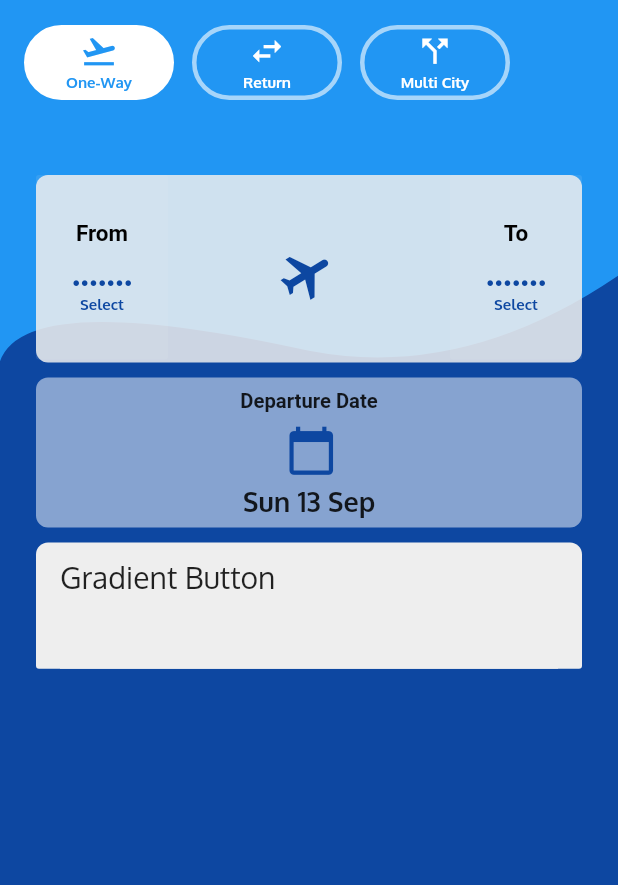
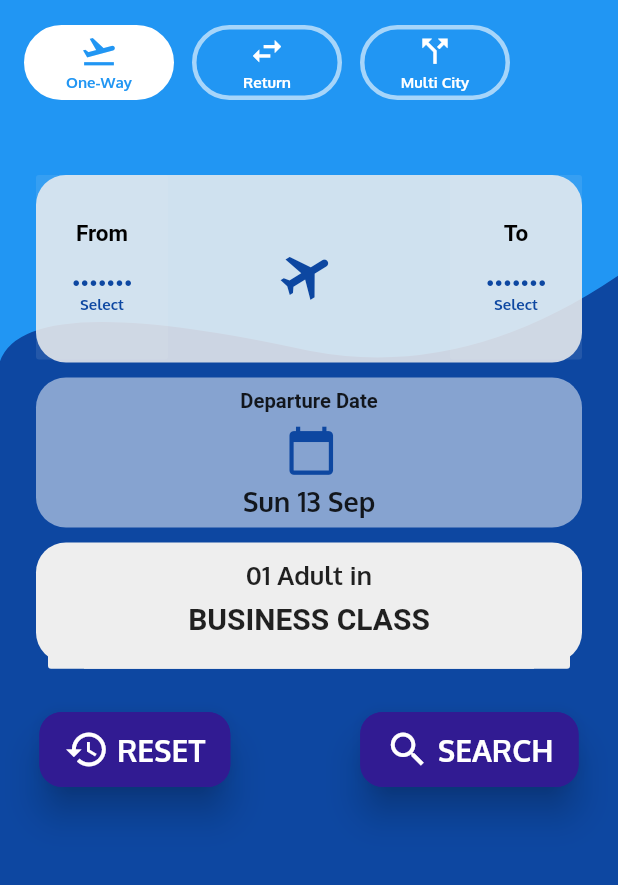
Before and after one commit to DInuwan97/Airline_test_widgets, a Flutter app: the FlightSearch screen opened directly, on a phone screen of 412 x 824 dp, the part 59-944 px from its top. Run offline on Flutter 3.47's test engine with Material 2 defaults, Android fonts, the phone set to English and light mode, and no system bars; our stand-ins replace date_format, device_preview, dio; missing offline and left inert: fancy_alert_dialog, flutter_rounded_date_picker, select_dialog; Roboto replaces fonts that are missing (Arial).

Commit message:
Booking part completed

```diff
--- a/lib/screens/Search_Flight/search_flight.dart
+++ b/lib/screens/Search_Flight/search_flight.dart
@@ -157,11 +157,36 @@ final TextStyle whiteHeadingTextStyle = TextStyle(
                                        GestureDetector(
                                           onTap:(){},
                                           child:_bookingClassReservation(context)
-                                       )
+                                       ),
+
+
+
+                                    Padding(
+                                      padding:EdgeInsets.symmetric(vertical:MediaQuery.of(context).size.height * 0.04,horizontal:MediaQuery.of(context).size.width * 0.025),
+                                      child: Row(
+
+                                        children: <Widget>[
+
+                                               Column(
+
+                                                 children: <Widget>[
+
+                                                   _resetButton(Icons.restore,context,"RESET")
+                                                 ],
+                                               ),
+                                                Spacer(),
+                                                //SizedBox(width:MediaQuery.of(context).size.width * 0.2),
+                                                Column(
+                                                 children: <Widget>[
+                                                   _resetButton(Icons.search,context,"SEARCH")
+                                                 ],
+                                               )
+                                        ],
+                                      ),
+                                    )
 
 
                               ],
-
                             ),
 
                           ),
@@ -194,7 +219,7 @@ Widget _airpotDetailsContainer(BuildContext context){
         decoration: BoxDecoration(
           color:Colors.grey[200].withOpacity(0.85),
           borderRadius: BorderRadius.all(
-          Radius.circular(8)
+          Radius.circular(20)
         ),
 
         ),
@@ -237,12 +262,12 @@ Widget _bookingClassReservation(BuildContext context){
       Container(
 
         alignment: Alignment.center,
-        width:MediaQuery.of(context).size.width * 0.9,
+        width:MediaQuery.of(context).size.width,
         height:80.0,
         decoration: BoxDecoration(
            color:Colors.grey[200],
           borderRadius: BorderRadius.all(
-          Radius.circular(8)
+          Radius.circular(20)
         ),
 
         ),
@@ -250,7 +275,7 @@ Widget _bookingClassReservation(BuildContext context){
         child:Column(
           children: <Widget>[
             Container(
-              alignment: Alignment.topLeft,
+              alignment: Alignment.center,
              // child:OneWayAirportSelector()
              child:PassengersClassSelection()
             )
@@ -285,7 +310,7 @@ Widget _oneDateResevation(context,appState){
         decoration: BoxDecoration(
           color:Colors.white.withOpacity(0.5),
           borderRadius: BorderRadius.all(
-            Radius.circular(8)
+            Radius.circular(20)
           ),
         ),
 
@@ -445,3 +470,53 @@ Widget _twowaydate(context,appState){
     ]
   );
 }
+
+
+Widget _resetButton(IconData iconName,context,String btnName){
+       return RaisedButton(
+            onPressed: () {
+
+            },
+                padding:EdgeInsets.symmetric(horizontal:MediaQuery.of(context).size.width * 0.0005,vertical:8),
+
+                            child: Padding(
+                              padding:EdgeInsets.symmetric(horizontal:MediaQuery.of(context).size.width * 0.04,vertical:2),
+                              child: Column(
+                                children: <Widget>[
+
+                                  Row(
+                                    children: <Widget>[
+
+                                     Icon(
+                                      iconName,
+                                      size:30
+                                     ),
+
+                                     SizedBox(width:5),
+
+                                     Text(
+                                      btnName,
+                                      style: TextStyle(
+                                        fontSize: 20,
+                                        fontWeight:FontWeight.bold,
+                                      )
+                                      ),
+                                    ],
+                                  ),
+                                ],
+                              ),
+                            ),
+
+                              elevation:10.0,
+                              color: Colors.deepPurple[900],
+                              splashColor: Colors.blue[200],
+                              animationDuration: Duration(seconds: 2),
+                              colorBrightness: Brightness.dark,
+
+                              shape: RoundedRectangleBorder(
+                                borderRadius: new BorderRadius.circular(15),
+                                side: BorderSide(color: Colors.deepPurple[900]),
+                              )
+
+                             );
+}
--- a/lib/screens/Search_Flight/widgets/PassengerClassSelection/PassengersClassSelection.dart
+++ b/lib/screens/Search_Flight/widgets/PassengerClassSelection/PassengersClassSelection.dart
@@ -12,18 +12,47 @@ class _PassengersClassSelectionState extends State<PassengersClassSelection> {
   Widget build(BuildContext context) {
     return Column(
       children: <Widget>[
-        SizedBox(height:10),
-           RaisedButton(
+        SizedBox(height:10,width:10),
+           Padding(
+             padding: const EdgeInsets.symmetric(horizontal:8),
+             child: RaisedButton(
                color:Colors.grey[200],
                elevation: 0,
                   child: Container(
+                  margin: EdgeInsets.symmetric(horizontal:8),
                   width:MediaQuery.of(context).size.width,
                   height:MediaQuery.of(context).size.height * 0.09,
                   color:Colors.grey[200],
 
                 //padding: const EdgeInsets.all(10.0),
-              child:
-                  const Text('Gradient Button', style: TextStyle(fontSize: 20)),
+                child: Column(
+                  children: <Widget>[
+                    SizedBox(height:1.0),
+                    Text(
+                      '01 Adult in',
+                      textAlign:TextAlign.center,
+                      style: TextStyle(
+                        fontSize: 17,
+                        fontWeight:FontWeight.bold,
+                    ),
+                ),
+
+                SizedBox(height:7.0),
+
+                Text(
+                      'BUSINESS CLASS',
+                      textAlign:TextAlign.center,
+                      style: TextStyle(
+                        fontSize: 20,
+                        fontWeight:FontWeight.bold,
+                        fontFamily:'Arial'
+                    ),
+
+                )
+                ]
+                )
+
+
               ),
                 onPressed:(){
                   SelectDialog.showModal<String>(
@@ -31,6 +60,7 @@ class _PassengersClassSelectionState extends State<PassengersClassSelection> {
                   );
                 }
 
+             ),
            )
 
       ]
```
Lines whose indentation alone changed are shown as unchanged.
